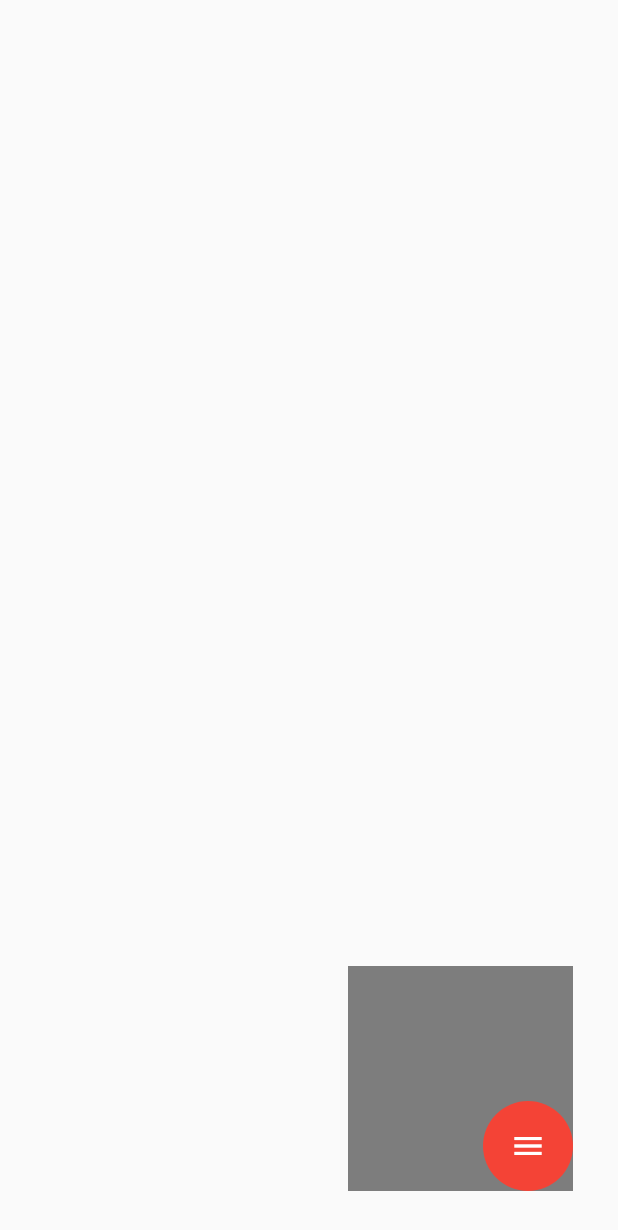
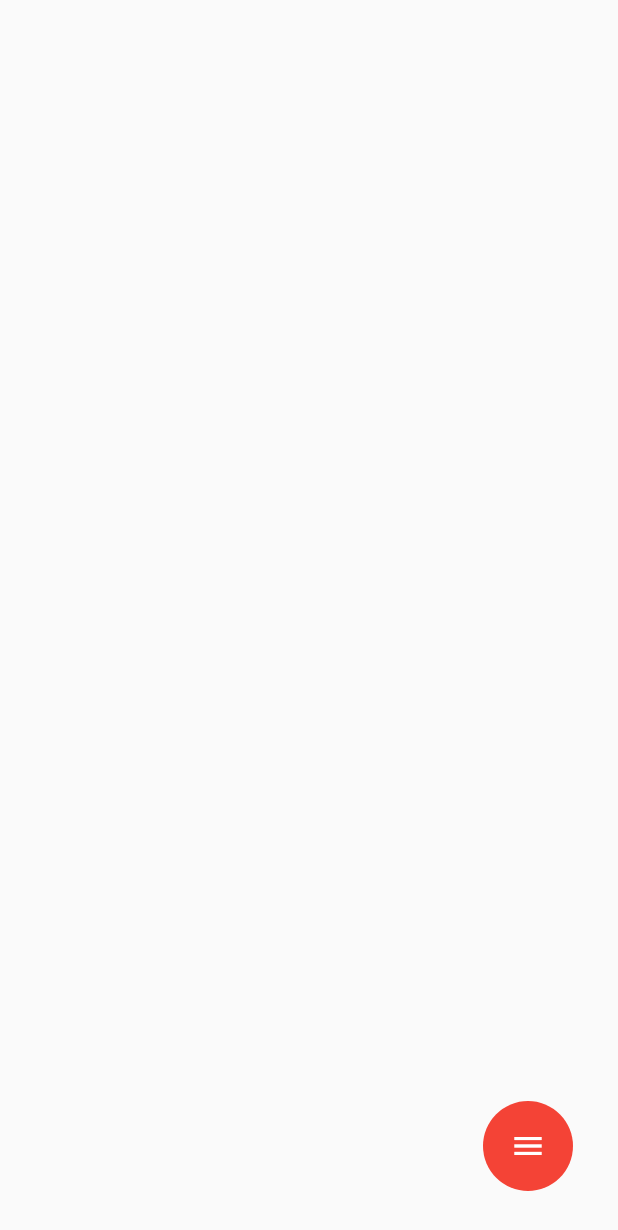
Before and after one commit to SushritPasupuleti/flutter-design, a Flutter app: the screen it shows after launch, on a phone screen of 412 x 824 dp. Shown: the top 1230 px of the screen. Run offline on Flutter 3.47's test engine with Material 2 defaults, Android fonts, the phone set to English and light mode, and no system bars; our stand-ins replace flutter_neumorphic; missing offline and left inert: direct_select_flutter, flutter_beautiful_popup.

Commit message:
added component background transperency

```diff
--- a/flutter_design/lib/widgets/animatedFab.dart
+++ b/flutter_design/lib/widgets/animatedFab.dart
@@ -58,7 +58,7 @@ class _FABDisplayState extends State<FABDisplay> with SingleTickerProviderStateM
               children: <Widget>[
                 IgnorePointer(
                     child: Container(
-                    color: Colors.black.withOpacity(0.5), // comment or change to transparent color
+                    //color: Colors.black.withOpacity(0.5), // comment or change to transparent color
                     height: 150.0,
                     width: 150.0,
                   ),
```
